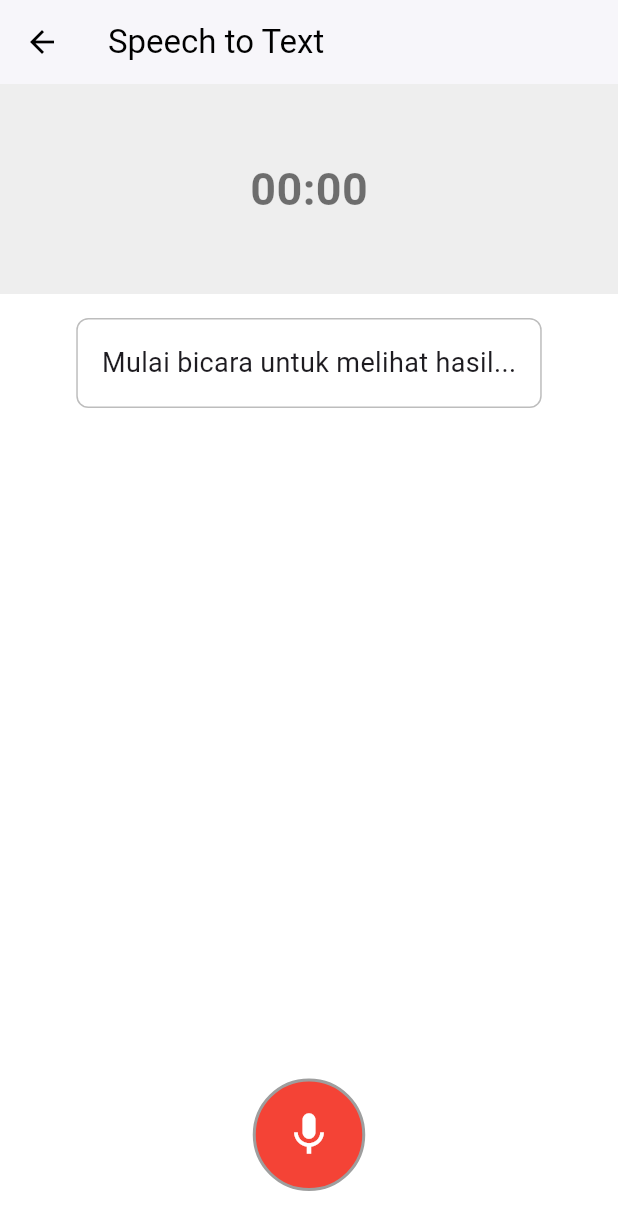
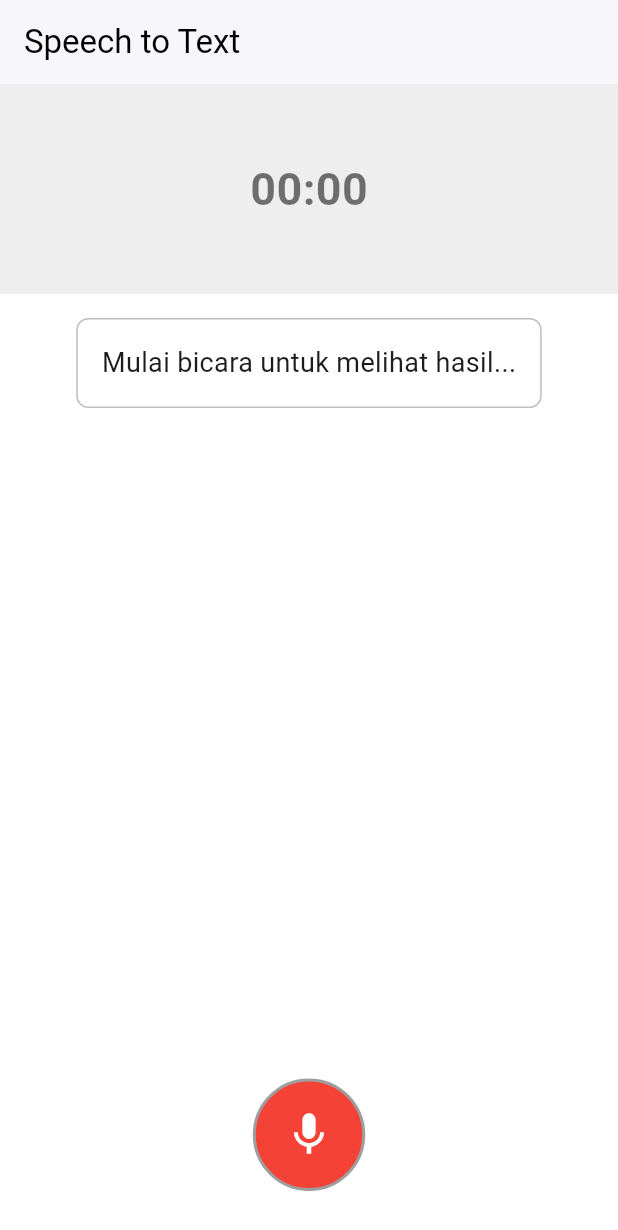
Before and after one commit to RafaMufid/Gestra-Mobile, a Flutter app: the SpeechToTextPage screen opened directly, on a phone screen of 412 x 824 dp. Shown: the top 1230 px of the screen. Run offline on Flutter 3.47's test engine with Material 3 defaults, Android fonts, the phone set to English and light mode, and no system bars; our stand-ins replace camera, flutter_tts, image_picker, permission_handler, shared_preferences, speech_to_text; missing offline and left inert: flutter_tflite; accounts and stored records are empty; network calls fail.

Commit message:
benerin bug
bug back di appbar

```diff
--- a/gestra/lib/history.dart
+++ b/gestra/lib/history.dart
@@ -18,7 +18,7 @@ class _HistoryPageState extends State<HistoryPage> {
 
   //final String baseUrl = 'http://10.0.2.2:8000/api';
   // GANTI IP kalau pakai HP asli
-    final String baseUrl = 'http://192.168.1.101:8000/api';
+  final String baseUrl = 'http://192.168.1.101:8000/api';
 
   @override
   void initState() {
@@ -94,6 +94,7 @@ class _HistoryPageState extends State<HistoryPage> {
             onPressed: loadHistory,
           ),
         ],
+        automaticallyImplyLeading: false,
       ),
       body: isLoading
           ? const Center(child: CircularProgressIndicator())
--- a/gestra/lib/stt.dart
+++ b/gestra/lib/stt.dart
@@ -155,7 +155,7 @@ class _SpeechToTextPageState extends State<SpeechToTextPage> {
   Widget build(BuildContext context) {
     final isDarkMode = Theme.of(context).brightness == Brightness.dark;
     return Scaffold(
-      appBar: AppBar(title: const Text('Speech to Text'), elevation: 1),
+      appBar: AppBar(title: const Text('Speech to Text'), automaticallyImplyLeading: false, elevation: 1),
       body: Column(
         children: [
           Container(
```
Also changed, not shown: gestra/lib/profile.dart (+13 -3 lines).
